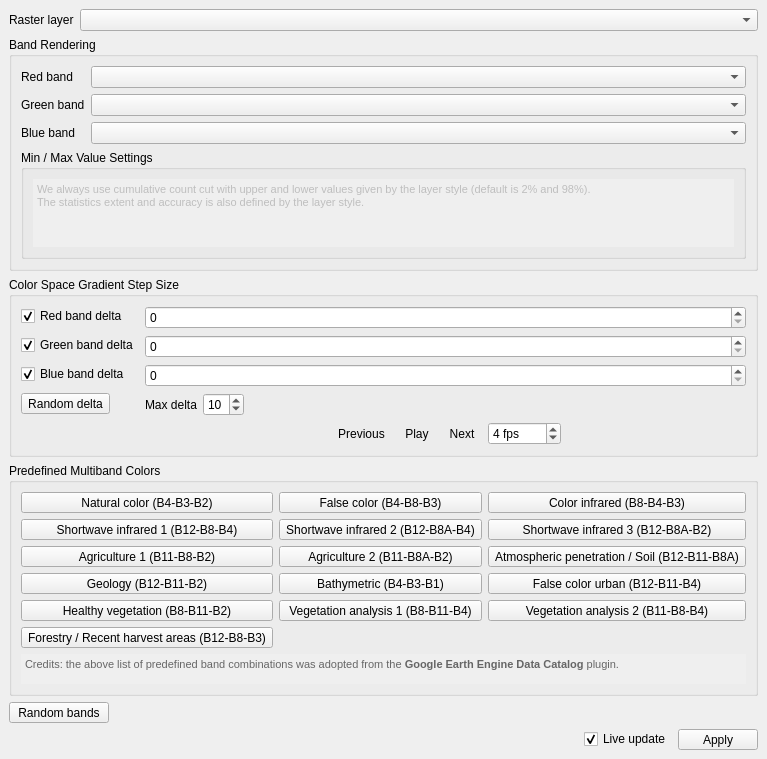
The window that enmapbox/coreapps/colorspaceexplorerapp/colorspaceexplorerdialog.ui (EnMAP-Box/enmap-box) describes before a commit, drawn with Qt 5.
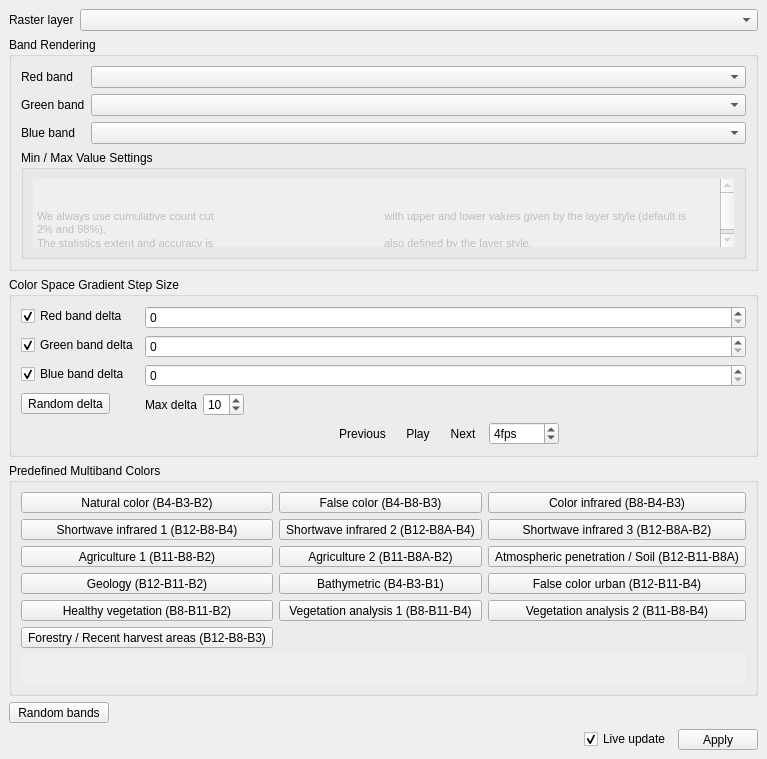
The same window after the commit. Icons and pictures are not drawn. Custom widgets are drawn as their Qt base class.

```diff
--- a/enmapbox/coreapps/colorspaceexplorerapp/colorspaceexplorerdialog.ui
+++ b/enmapbox/coreapps/colorspaceexplorerapp/colorspaceexplorerdialog.ui
@@ -103,12 +103,24 @@
              <enum>QFrame::NoFrame</enum>
             </property>
             <property name="html">
-             <string>&lt;!DOCTYPE HTML PUBLIC &quot;-//W3C//DTD HTML 4.0//EN&quot; &quot;http://www.w3.org/TR/REC-html40/strict.dtd&quot;&gt;
-&lt;html&gt;&lt;head&gt;&lt;meta name=&quot;qrichtext&quot; content=&quot;1&quot; /&gt;&lt;style type=&quot;text/css&quot;&gt;
-p, li { white-space: pre-wrap; }
-&lt;/style&gt;&lt;/head&gt;&lt;body style=&quot; font-family:'MS Shell Dlg 2'; font-size:8.25pt; font-weight:400; font-style:normal;&quot;&gt;
-&lt;p style=&quot; margin-top:0px; margin-bottom:0px; margin-left:0px; margin-right:0px; -qt-block-indent:0; text-indent:0px;&quot;&gt;We always use cumulative count cut with upper and lower values given by the layer style (default is 2% and 98%). &lt;/p&gt;
-&lt;p style=&quot; margin-top:0px; margin-bottom:0px; margin-left:0px; margin-right:0px; -qt-block-indent:0; text-indent:0px;&quot;&gt;The statistics extent and accuracy is also defined by the layer style.&lt;/p&gt;&lt;/body&gt;&lt;/html&gt;</string>
+                                                    <string>&lt;!DOCTYPE HTML PUBLIC &quot;-//W3C//DTD HTML 4.0//EN&quot;
+                                                        &quot;http://www.w3.org/TR/REC-html40/strict.dtd&quot;&gt;
+                                                        &lt;html&gt;&lt;head&gt;&lt;meta name=&quot;qrichtext&quot;
+                                                        content=&quot;1&quot; /&gt;&lt;style type=&quot;text/css&quot;&gt;
+                                                        p, li { white-space: pre-wrap; }
+                                                        &lt;/style&gt;&lt;/head&gt;&lt;body style=&quot; font-family:'MS
+                                                        Shell Dlg 2'; font-size:8.25pt; font-weight:400;
+                                                        font-style:normal;&quot;&gt;
+                                                        &lt;p style=&quot; margin-top:0px; margin-bottom:0px;
+                                                        margin-left:0px; margin-right:0px; -qt-block-indent:0;
+                                                        text-indent:0px;&quot;&gt;We always use cumulative count cut
+                                                        with upper and lower values given by the layer style (default is
+                                                        2% and 98%). &lt;/p&gt;
+                                                        &lt;p style=&quot; margin-top:0px; margin-bottom:0px;
+                                                        margin-left:0px; margin-right:0px; -qt-block-indent:0;
+                                                        text-indent:0px;&quot;&gt;The statistics extent and accuracy is
+                                                        also defined by the layer style.&lt;/p&gt;&lt;/body&gt;&lt;/html&gt;
+                                                    </string>
             </property>
            </widget>
           </item>
@@ -372,7 +384,7 @@
               <bool>false</bool>
              </property>
              <property name="suffix">
-              <string> fps</string>
+                                                        <string>fps</string>
              </property>
              <property name="minimum">
               <number>1</number>
@@ -657,10 +669,19 @@
          </property>
          <property name="html">
           <string>&lt;!DOCTYPE HTML PUBLIC &quot;-//W3C//DTD HTML 4.0//EN&quot; &quot;http://www.w3.org/TR/REC-html40/strict.dtd&quot;&gt;
-&lt;html&gt;&lt;head&gt;&lt;meta name=&quot;qrichtext&quot; content=&quot;1&quot; /&gt;&lt;style type=&quot;text/css&quot;&gt;
-p, li { white-space: pre-wrap; }
-&lt;/style&gt;&lt;/head&gt;&lt;body style=&quot; font-family:'MS Shell Dlg 2'; font-size:8.25pt; font-weight:400; font-style:normal;&quot;&gt;
-&lt;p style=&quot; margin-top:12px; margin-bottom:12px; margin-left:0px; margin-right:0px; -qt-block-indent:0; text-indent:0px;&quot;&gt;&lt;span style=&quot; font-size:8pt; color:#666666;&quot;&gt;Credits: the above list of predefined band combinations was adopted from the &lt;/span&gt;&lt;span style=&quot; font-size:8pt; font-weight:600; color:#666666;&quot;&gt;Google Earth Engine Data Catalog&lt;/span&gt;&lt;span style=&quot; font-size:8pt; color:#666666;&quot;&gt; plugin.&lt;/span&gt;&lt;/p&gt;&lt;/body&gt;&lt;/html&gt;</string>
+                                            &lt;html&gt;&lt;head&gt;&lt;meta name=&quot;qrichtext&quot; content=&quot;1&quot;
+                                            /&gt;&lt;style type=&quot;text/css&quot;&gt;
+                                            p, li { white-space: pre-wrap; }
+                                            &lt;/style&gt;&lt;/head&gt;&lt;body style=&quot; font-family:'MS Shell Dlg
+                                            2'; font-size:8.25pt; font-weight:400; font-style:normal;&quot;&gt;
+                                            &lt;p style=&quot; margin-top:12px; margin-bottom:12px; margin-left:0px;
+                                            margin-right:0px; -qt-block-indent:0; text-indent:0px;&quot;&gt;&lt;span
+                                            style=&quot; font-size:8pt; color:#666666;&quot;&gt;Credits: the above list
+                                            of predefined band combinations was adopted from the &lt;/span&gt;&lt;span
+                                            style=&quot; font-size:8pt; font-weight:600; color:#666666;&quot;&gt;Google
+                                            Earth Engine Data Catalog&lt;/span&gt;&lt;span style=&quot; font-size:8pt;
+                                            color:#666666;&quot;&gt; plugin.&lt;/span&gt;&lt;/p&gt;&lt;/body&gt;&lt;/html&gt;
+                                        </string>
          </property>
         </widget>
        </item>
```
Left out of the diff: 23 changed lines with no effect on the pictures. Lines whose indentation alone changed are shown as unchanged.
